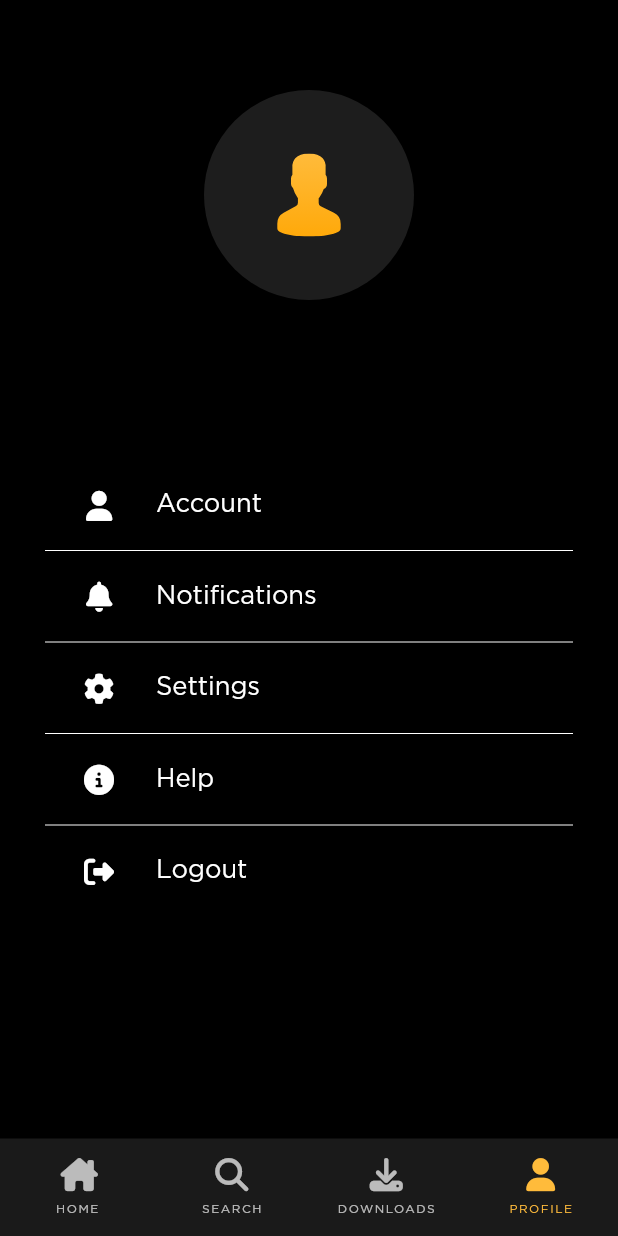
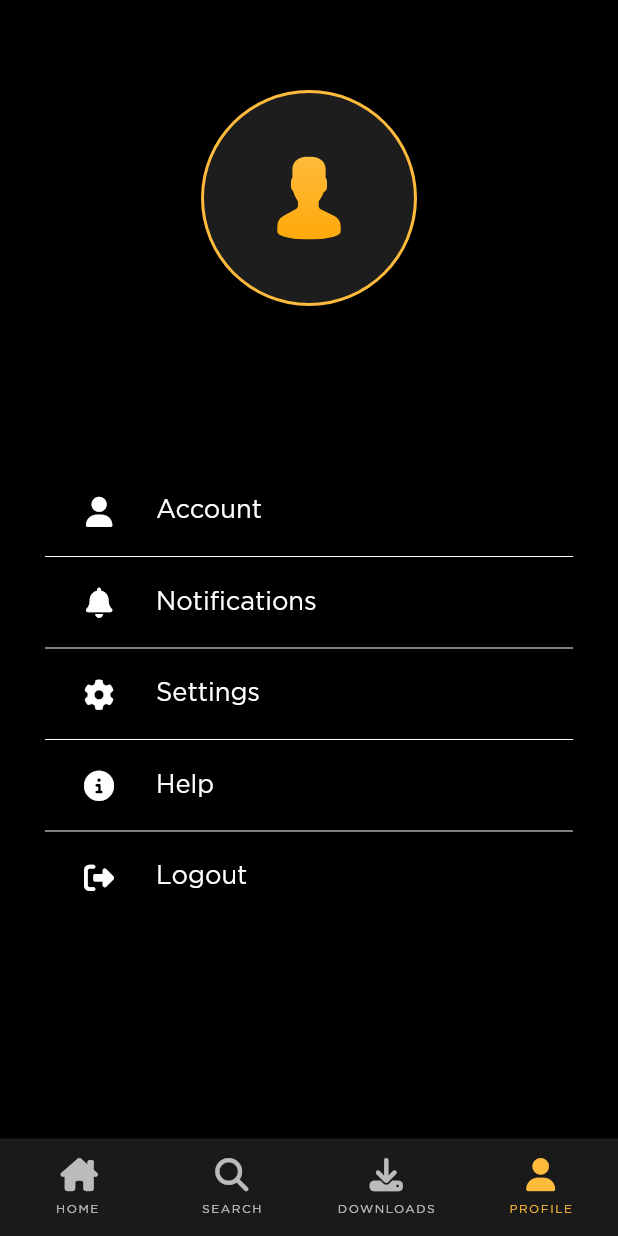
Before and after one commit to ahmedhamdi11/photoplay, a Flutter app: the HomeView screen opened by its route, item 4 of the bottom bar chosen, on a phone screen of 412 x 824 dp. Run offline on Flutter 3.47's test engine with Material 2 defaults, Android fonts, the phone set to English and light mode, and no system bars; our stand-ins replace bloc, dartz, firebase_auth, firebase_core, firebase_storage, flutter_bloc and 6 more; missing offline and left inert: flutter_facebook_auth; accounts and stored records are empty.

Commit message:
add border to the user image

```diff
--- a/lib/Features/home/presentation/views/profile_view.dart
+++ b/lib/Features/home/presentation/views/profile_view.dart
@@ -54,6 +54,9 @@ class ProfileView extends StatelessWidget {
 
                   //user image
                   CircleAvatar(
+                    radius: 72,
+                    backgroundColor: kPrimatyColor,
+                    child: CircleAvatar(
                       radius: 70,
                       backgroundColor: const Color(0xff1D1D1D),
                       backgroundImage: currentUser?.photoURL != null
@@ -62,6 +65,7 @@ class ProfileView extends StatelessWidget {
                       child: currentUser!.photoURL == null
                           ? SvgPicture.asset('assets/images/person.svg')
                           : null,
+                    ),
                   ),
                   const SizedBox(height: 18),
 
```
Lines whose indentation alone changed are shown as unchanged.
